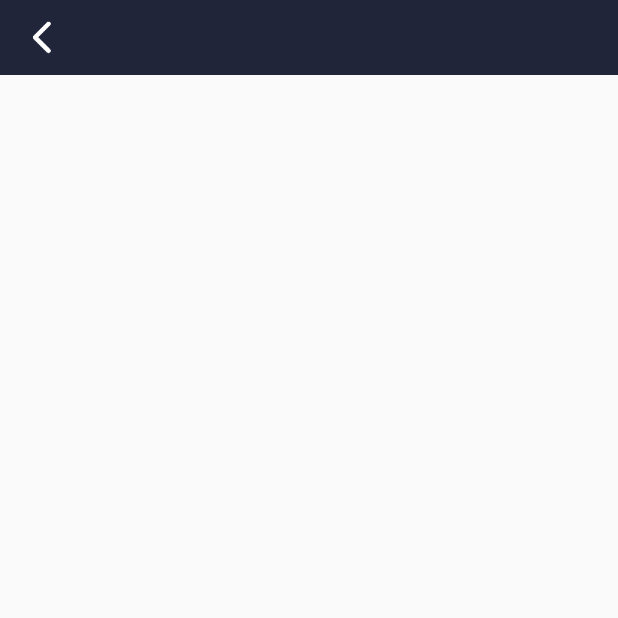
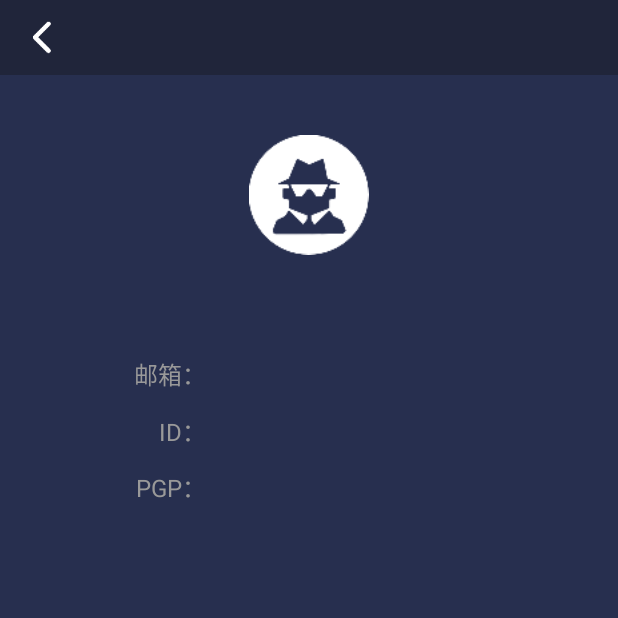
Before and after one commit to lxyao/CFWin, an Android app: the DetailActivity screen opened directly, with no data from a screen before it, on a phone screen of 412 x 824 dp, the top half of it. Run offline under Robolectric (Android 15) with nearby library versions, the phone set to English and light mode, and no system bars; our stand-ins replace ButterKnife; 14 statements that could not run were skipped.

Commit message:
增加邮箱联系人本地存储

```diff
--- a/app/src/main/java/com/cfwin/cfwinblockchain/activity/mail/contacts/AddActivity.kt
+++ b/app/src/main/java/com/cfwin/cfwinblockchain/activity/mail/contacts/AddActivity.kt
@@ -9,6 +9,8 @@ import butterknife.BindView
 import com.cfwin.cfwinblockchain.R
 import com.cfwin.cfwinblockchain.activity.SubBaseActivity
 import com.cfwin.cfwinblockchain.beans.mail.ContactBean
+import com.cfwin.cfwinblockchain.db.LocalDBManager
+import com.cfwin.cfwinblockchain.db.tables.ContactsOperaDao
 import com.google.zxing.CaptureActivity
 
 /**
@@ -75,7 +77,7 @@ class AddActivity: SubBaseActivity() {
         val pgpKey = pgp_key.text.toString().trim()
         val bean = ContactBean(nickName = name, mail = mail, friendId = friendId, pgpKey = pgpKey)
         //添加到本地库
-
+        LocalDBManager(this).getTableOperation(ContactsOperaDao::class.java).addContact(bean)
         setResult(Activity.RESULT_OK)
         finish()
     }
--- a/app/src/main/java/com/cfwin/cfwinblockchain/adapter/mail/ContactsAdapter.kt
+++ b/app/src/main/java/com/cfwin/cfwinblockchain/adapter/mail/ContactsAdapter.kt
@@ -8,11 +8,12 @@ import butterknife.BindView
 import com.cfwin.base.adapter.ImplBaseAdapter
 import com.cfwin.cfwinblockchain.R
 import com.cfwin.cfwinblockchain.adapter.SubBaseViewHolder
+import com.cfwin.cfwinblockchain.beans.mail.ContactBean
 
 /**
  * 联系人列表数据展示
  */
-class ContactsAdapter(context: Context, data: MutableList<String> ): ImplBaseAdapter<String>(context, data){
+class ContactsAdapter(context: Context, data: MutableList<ContactBean> ): ImplBaseAdapter<ContactBean>(context, data){
     override fun getLayoutId(position: Int): Int {
         return R.layout.list_item_contact
     }
@@ -28,7 +29,7 @@ class ContactsAdapter(context: Context, data: MutableList<String> ): ImplBaseAda
 
     override fun <B : BaseViewHolder> showView(position: Int, holder: B) {
         val tmp = holder as ViewHolder
-        tmp.nickName.text = "测试数据$position"
+        tmp.nickName.text = data[position].nickName
     }
 
     class ViewHolder(view: View, resId: Int): SubBaseViewHolder(view, resId){
--- /dev/null
+++ b/app/src/main/res/layout/activity_contact_detail.xml
@@ -0,0 +1,80 @@
+<?xml version="1.0" encoding="utf-8"?>
+<LinearLayout xmlns:android="http://schemas.android.com/apk/res/android"
+    xmlns:tools="http://schemas.android.com/tools"
+    android:orientation="vertical"
+    style="@style/trans_root">
+    <include layout="@layout/base_top_toolbar"/>
+    <ImageView
+        android:id="@+id/head"
+        android:layout_width="@dimen/dp_80"
+        android:layout_height="@dimen/dp_80"
+        android:scaleType="fitCenter"
+        android:src="@mipmap/ic_user_head"
+        android:layout_gravity="center_horizontal"
+        android:layout_marginTop="@dimen/dp_40"/>
+    <EditText
+        android:id="@+id/nickName"
+        style="@style/service_input"
+        tools:text="王二虎"
+        android:textColor="@color/white"
+        android:layout_marginTop="@dimen/dp_20"
+        android:gravity="center_horizontal"
+        android:layout_gravity="center_horizontal"/>
+    <LinearLayout
+        style="@style/match.wrap.hor_linear"
+        android:layout_marginTop="@dimen/dp_5">
+        <TextView
+            style="@style/match.wrap"
+            android:textColor="@color/bg_99"
+            android:text="@string/mail"
+            android:layout_weight="2"
+            android:textSize="@dimen/sp_16"
+            android:gravity="right"/>
+        <TextView
+            android:id="@+id/mail"
+            style="@style/match.wrap"
+            android:textColor="@color/bg_99"
+            tools:text="test@mail.com"
+            android:textSize="@dimen/sp_16"
+            android:layout_weight="1"
+            android:layout_marginRight="@dimen/dp_12"/>
+    </LinearLayout>
+    <LinearLayout
+        style="@style/match.wrap.hor_linear"
+        android:layout_marginTop="@dimen/dp_5">
+        <TextView
+            style="@style/match.wrap"
+            android:textColor="@color/bg_99"
+            android:text="ID："
+            android:textSize="@dimen/sp_16"
+            android:layout_weight="2"
+            android:gravity="right"/>
+        <EditText
+            android:id="@+id/ID"
+            style="@style/service_input"
+            android:textColor="@color/white"
+            tools:text="test@mail.com"
+            android:layout_weight="1"
+            android:layout_marginTop="0dp"
+            android:layout_marginLeft="0dp"/>
+    </LinearLayout>
+    <LinearLayout
+        style="@style/match.wrap.hor_linear">
+        <TextView
+            style="@style/match.wrap"
+            android:textColor="@color/bg_99"
+            android:text="PGP："
+            android:textSize="@dimen/sp_16"
+            android:layout_weight="2"
+            android:gravity="right"/>
+        <EditText
+            android:id="@+id/pgpKey"
+            style="@style/service_input"
+            android:textColor="@color/white"
+            tools:text="test@mail.com"
+            android:layout_weight="1"
+            android:paddingTop="@dimen/dp_5"
+            android:layout_marginTop="0dp"
+            android:layout_marginLeft="0dp"/>
+    </LinearLayout>
+</LinearLayout>
--- a/app/src/main/res/values/strings.xml
+++ b/app/src/main/res/values/strings.xml
@@ -92,4 +92,5 @@
     <string name="is_input">选填</string>
     <string name="pgp_pubkey">PGP公约：</string>
     <string name="nickName_hint">备注：为了更好的与好友交流，建议您给好友以清晰的昵称备注。</string>
+    <string name="mail">邮箱：</string>
 </resources>
```
Also changed, not shown: app/src/main/java/com/cfwin/cfwinblockchain/activity/mail/contacts/ContactsActivity.kt (+37 -6 lines), app/src/main/java/com/cfwin/cfwinblockchain/activity/mail/contacts/DetailActivity.kt (+78 -1 lines), app/src/main/java/com/cfwin/cfwinblockchain/beans/mail/ContactBean.kt (+36 -1 lines), app/src/main/java/com/cfwin/cfwinblockchain/db/tables/ContactsOperaDao.kt (added, +46 -0 lines).
